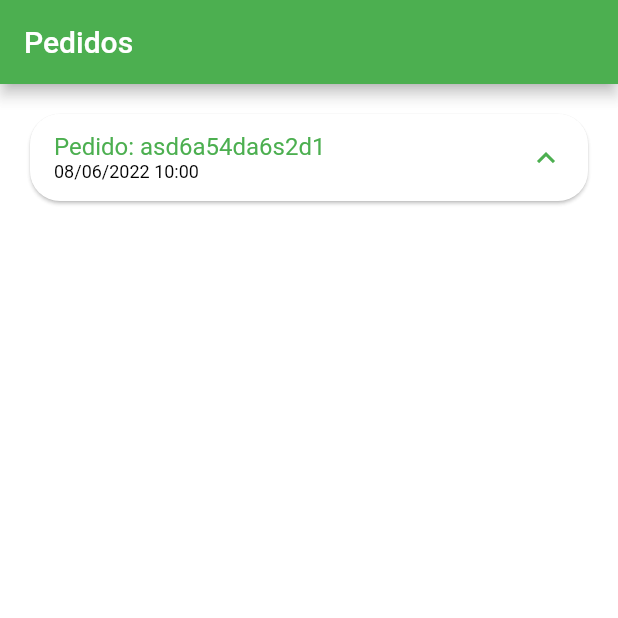
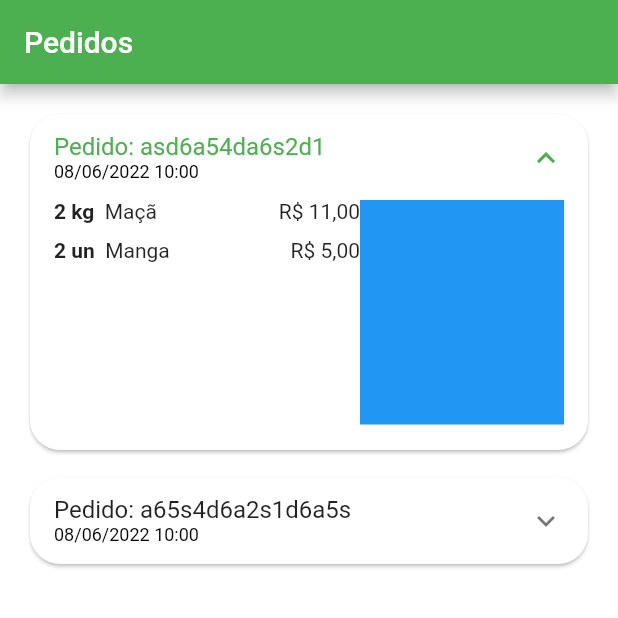
Before and after one commit to MantoDev97/QuitandaVirtual, a Flutter app: the OrdersTab screen opened directly, after a tap on an icon or button, on a phone screen of 412 x 824 dp, the top half of it. Run offline on Flutter 3.47's test engine with Material 2 defaults, Android fonts, the phone set to English and light mode, and no system bars; our stand-ins replace animated_text_kit, badges, mask_text_input_formatter.

Commit message:
Listagem dos produtos

```diff
--- a/lib/src/config/app_data.dart
+++ b/lib/src/config/app_data.dart
@@ -122,23 +122,23 @@ List<OrderModel> orders = [
     ],
   ),
 
-  // // Pedido 02
-  // OrderModel(
-  //   copyAndPaste: 'q1w2e3r4t5y6',
-  //   createdDateTime: DateTime.parse(
-  //     '2022-06-08 10:00:10.458',
-  //   ),
-  //   overdueDateTime: DateTime.parse(
-  //     '2022-06-08 11:00:10.458',
-  //   ),
-  //   id: 'a65s4d6a2s1d6a5s',
-  //   status: 'delivered',
-  //   total: 11.5,
-  //   items: [
-  //     CartItemModel(
-  //       item: guava,
-  //       quantity: 1,
-  //     ),
-  //   ],
-  // ),
+  // Pedido 02
+  OrderModel(
+    copyAndPaste: 'q1w2e3r4t5y6',
+    createdDateTime: DateTime.parse(
+      '2022-06-08 10:00:10.458',
+    ),
+    overdueDateTime: DateTime.parse(
+      '2022-06-08 11:00:10.458',
+    ),
+    id: 'a65s4d6a2s1d6a5s',
+    status: 'delivered',
+    total: 11.5,
+    items: [
+      CartItemModel(
+        item: guava,
+        quantity: 1,
+      ),
+    ],
+  ),
 ];
--- a/lib/src/pages/cart/cart_tab.dart
+++ b/lib/src/pages/cart/cart_tab.dart
@@ -1,7 +1,7 @@
 import 'package:flutter/material.dart';
 import 'package:greengrocer/src/config/custom_colors.dart';
 import 'package:greengrocer/src/models/cart_item_model.dart';
-import 'package:greengrocer/src/pages/cart/companets/cart_tile.dart';
+import 'package:greengrocer/src/pages/cart/components/cart_tile.dart';
 import 'package:greengrocer/src/services/utils_services.dart';
 import 'package:greengrocer/src/config/app_data.dart' as appData;
 
--- a/lib/src/pages/home/home_tab.dart
+++ b/lib/src/pages/home/home_tab.dart
@@ -1,8 +1,8 @@
 import 'package:badges/badges.dart';
 import 'package:flutter/material.dart';
 import 'package:greengrocer/src/config/custom_colors.dart';
-import 'package:greengrocer/src/pages/home/compenets/item_tile.dart';
-import 'compenets/category_tile.dart';
+import 'package:greengrocer/src/pages/home/components/item_tile.dart';
+import 'package:greengrocer/src/pages/home/components/category_tile.dart';
 import 'package:greengrocer/src/config/app_data.dart' as app_data;
 
 class HomeTab extends StatefulWidget {
--- a/lib/src/pages/orders/components/order_tile.dart
+++ b/lib/src/pages/orders/components/order_tile.dart
@@ -1,11 +1,12 @@
 import 'package:flutter/material.dart';
+import 'package:greengrocer/src/models/cart_item_model.dart';
 import 'package:greengrocer/src/models/order_model.dart';
 import 'package:greengrocer/src/services/utils_services.dart';
 
 class OrderTile extends StatelessWidget {
   final OrderModel order;
 
-   OrderTile({
+  OrderTile({
     Key? key,
     required this.order,
   }) : super(key: key);
@@ -28,7 +29,7 @@ class OrderTile extends StatelessWidget {
               Text(
                 'Pedido: ${order.id}',
               ),
-               Text(
+              Text(
                 ultilsServices.formatDateTime(order.createdDateTime),
                 style: const TextStyle(
                   fontSize: 12,
@@ -37,9 +38,71 @@ class OrderTile extends StatelessWidget {
               ),
             ],
           ),
-          children: [],
+          childrenPadding: const EdgeInsets.fromLTRB(16, 0, 16, 16),
+          children: [
+            SizedBox(
+              height: 150,
+              child: Row(
+                children: [
+                  Expanded(
+                    flex: 3,
+                    child: ListView(
+                      children: order.items.map((orderItem) {
+                        return _OrderItemWidget(
+                          ultilsServices: ultilsServices,
+                          orderItem: orderItem,
+                        );
+                      }).toList(),
+                    ),
+                  ),
+                  Expanded(
+                    flex: 2,
+                    child: Container(
+                      color: Colors.blue,
+                    ),
+                  ),
+                ],
+              ),
+            ),
+          ],
         ),
       ),
     );
   }
 }
+
+class _OrderItemWidget extends StatelessWidget {
+  const _OrderItemWidget({
+    Key? key,
+    required this.ultilsServices,
+    required this.orderItem,
+  }) : super(key: key);
+
+  final UtilServices ultilsServices;
+  final CartItemModel orderItem;
+
+  @override
+  Widget build(BuildContext context) {
+    return Padding(
+      padding: const EdgeInsets.only(bottom: 10),
+      child: Row(
+        children: [
+          Text(
+            '${orderItem.quantity} ${orderItem.item.unit} ',
+            style: const TextStyle(
+              fontWeight: FontWeight.bold,
+            ),
+          ),
+          Expanded(
+            child: Text(' ${orderItem.item.itemName}'),
+          ),
+          Text(
+            ultilsServices.priceToCurrency(
+              orderItem.totalPrice(),
+            ),
+          ),
+        ],
+      ),
+    );
+  }
+}
```
